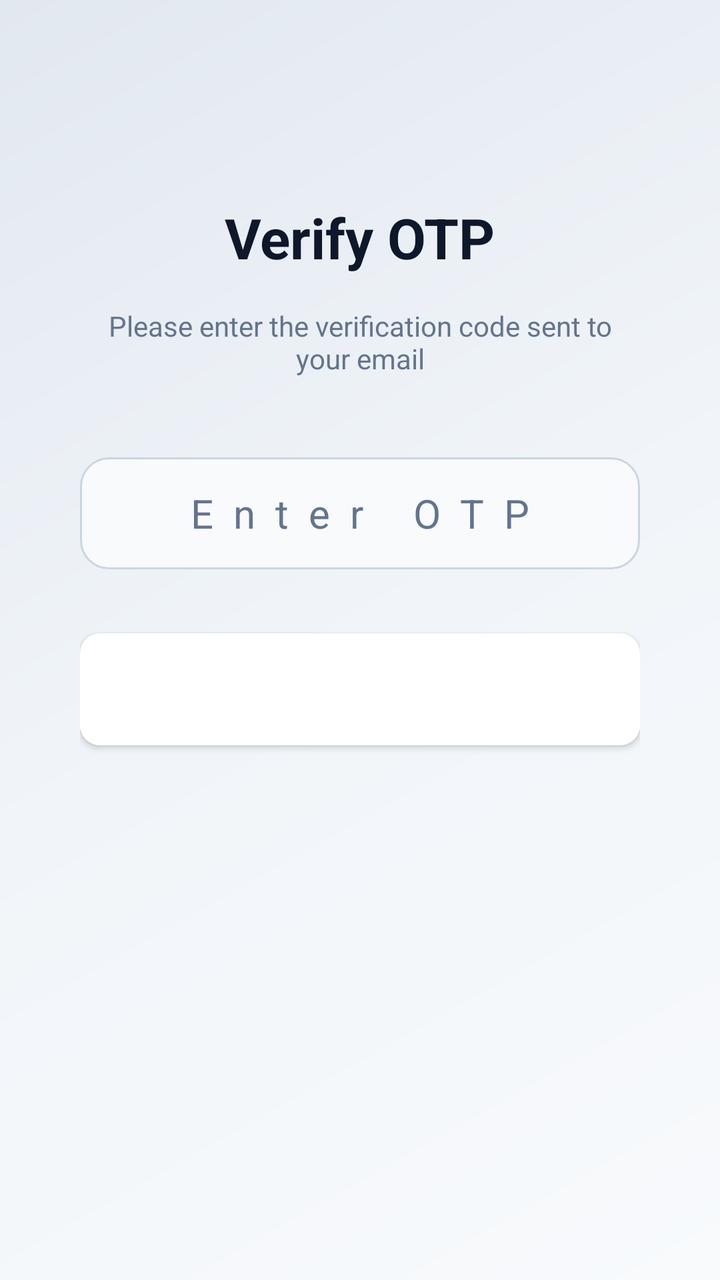
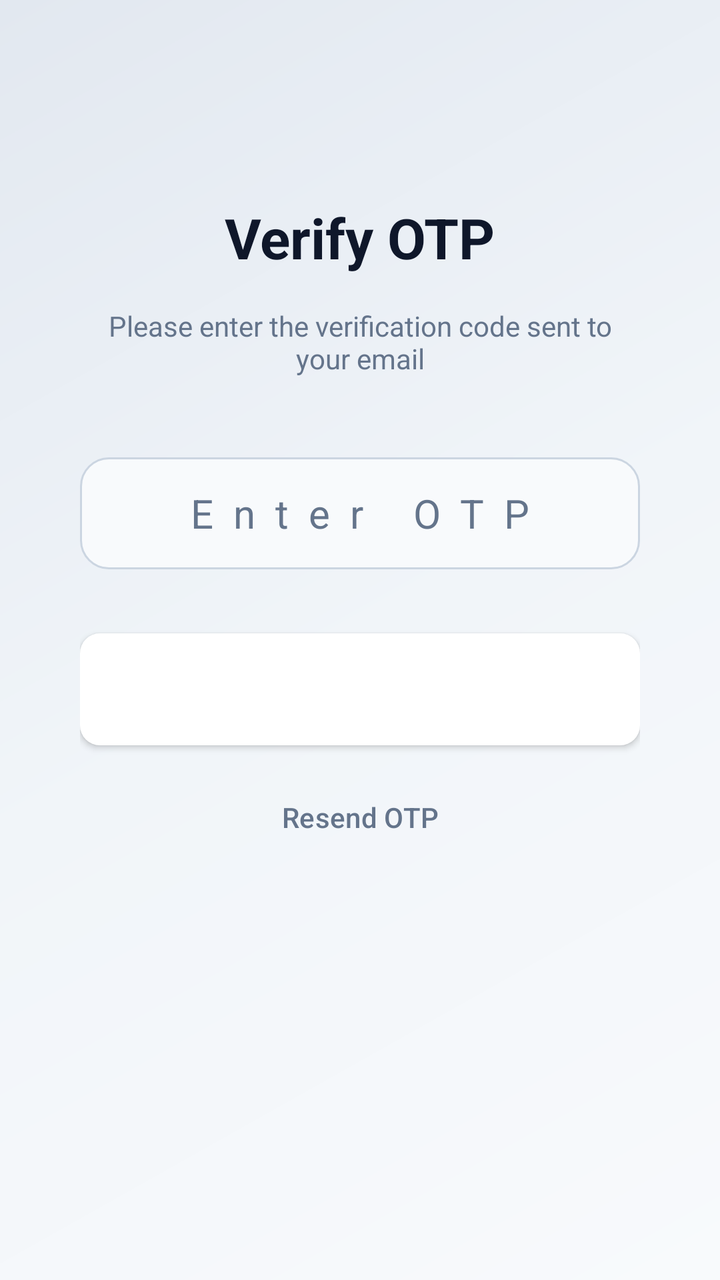

An Android layout rendered at two revisions. The XML below is the earlier revision; the diff shows what the commit changed to produce the second picture.
<!-- AndroidManifest.xml: application theme Theme.RealiyLens -->
<!-- res/layout/activity_verify_otp.xml -->
<?xml version="1.0" encoding="utf-8"?>
<androidx.constraintlayout.widget.ConstraintLayout xmlns:android="http://schemas.android.com/apk/res/android"
    xmlns:app="http://schemas.android.com/apk/res-auto"
    xmlns:tools="http://schemas.android.com/tools"
    android:layout_width="match_parent"
    android:layout_height="match_parent"
    android:background="@drawable/drawr"
    android:padding="40dp"
    tools:context=".VerifyOtpActivity">

    <TextView
        android:id="@+id/tv_otp_title"
        android:layout_width="wrap_content"
        android:layout_height="wrap_content"
        android:layout_marginTop="60dp"
        android:text="Verify OTP"
        android:textColor="?attr/textPrimary"
        android:textSize="28sp"
        android:textStyle="bold"
        app:layout_constraintEnd_toEndOf="parent"
        app:layout_constraintStart_toStartOf="parent"
        app:layout_constraintTop_toTopOf="parent" />

    <TextView
        android:id="@+id/tv_otp_subtitle"
        android:layout_width="0dp"
        android:layout_height="wrap_content"
        android:layout_marginTop="16dp"
        android:text="Please enter the verification code sent to your email"
        android:textColor="?attr/textSecondary"
        android:textSize="14sp"
        android:textAlignment="center"
        app:layout_constraintEnd_toEndOf="parent"
        app:layout_constraintStart_toStartOf="parent"
        app:layout_constraintTop_toBottomOf="@id/tv_otp_title" />

    <EditText
        android:id="@+id/et_otp"
        android:layout_width="match_parent"
        android:layout_height="56dp"
        android:layout_marginTop="40dp"
        android:background="@drawable/secondary_btn_bg"
        android:gravity="center"
        android:hint="Enter OTP"
        android:inputType="number"
        android:maxLength="6"
        android:paddingHorizontal="16dp"
        android:textColor="?attr/textPrimary"
        android:textColorHint="?attr/textSecondary"
        android:textSize="20sp"
        android:letterSpacing="0.5"
        app:layout_constraintTop_toBottomOf="@id/tv_otp_subtitle" />

    <androidx.appcompat.widget.AppCompatButton
        android:id="@+id/btn_verify_otp"
        android:layout_width="match_parent"
        android:layout_height="56dp"
        android:layout_marginTop="32dp"
        android:background="@drawable/hamburger_menu"
        android:text="Verify &amp; Login"
        android:textAllCaps="false"
        android:textColor="@color/white"
        android:textSize="16sp"
        android:textStyle="bold"
        app:layout_constraintTop_toBottomOf="@id/et_otp" />

    <ProgressBar
        android:id="@+id/pb_otp_loading"
        android:layout_width="wrap_content"
        android:layout_height="wrap_content"
        android:visibility="gone"
        app:layout_constraintTop_toBottomOf="@id/btn_verify_otp"
        app:layout_constraintStart_toStartOf="parent"
        app:layout_constraintEnd_toEndOf="parent"
        android:layout_marginTop="16dp"/>

</androidx.constraintlayout.widget.ConstraintLayout>
<!-- resources referenced by this layout -->
<resources>
  <color name="white">#FFFFFFFF</color>
  <!-- drawable drawr (drawable) -->
  <?xml version="1.0" encoding="utf-8"?>
  <shape xmlns:android="http://schemas.android.com/apk/res/android">
      <gradient
          android:angle="135"
          android:startColor="?attr/gradientStart"
          android:centerColor="?attr/gradientCenter"
          android:endColor="?attr/gradientEnd"
          android:type="linear" />
  </shape>
  <!-- drawable hamburger_menu (drawable) -->
  <?xml version="1.0" encoding="utf-8"?>
  <ripple xmlns:android="http://schemas.android.com/apk/res/android"
      android:color="?attr/rippleColor">
      <item>
          <shape android:shape="rectangle">
              <solid android:color="?attr/secondaryBackground" />
              <corners android:radius="10dp" />
          </shape>
      </item>
  </ripple>
  <!-- drawable secondary_btn_bg (drawable) -->
  <?xml version="1.0" encoding="utf-8"?>
  <ripple xmlns:android="http://schemas.android.com/apk/res/android"
      android:color="?attr/rippleColor">
      <item>
          <shape android:shape="rectangle">
              <solid android:color="?attr/inputBgColor" />
              <stroke android:width="1dp" android:color="?attr/inputStrokeColor" />
              <corners android:radius="14dp" />
          </shape>
      </item>
  </ripple>
  <style name="Theme.RealiyLens" parent="Base.Theme.RealiyLens" />
  <style name="Base.Theme.RealiyLens" parent="Theme.Material3.DayNight.NoActionBar">
          
          <item name="colorPrimary">#00D2FF</item>
  
          
          <item name="surfaceTint">@android:color/transparent</item>
          <item name="colorSurface">#F8FAFC</item>
          <item name="colorSurfaceVariant">#F1F5F9</item>
          <item name="colorOnSurface">#1A1A1A</item>
          <item name="colorOnSurfaceVariant">#666666</item>
  
          
          <item name="android:autofilledHighlight" tools:targetApi="26">@android:color/transparent</item>
  
          
          <item name="mainBackground">#F1F5F9</item>
          <item name="secondaryBackground">#FFFFFF</item>
          <item name="textPrimary">#0F172A</item>
          <item name="textSecondary">#64748B</item>
          <item name="cardStrokeColor">#E2E8F0</item>
          <item name="rippleColor">#1A000000</item>
          <item name="skeletonColor">#E2E8F0</item>
  
          
          <item name="gradientStart">#F8FAFC</item>
          <item name="gradientCenter">#F1F5F9</item>
          <item name="gradientEnd">#E2E8F0</item>
  
          
          <item name="buttonGradientStart">#00D2FF</item>
          <item name="buttonGradientCenter">#4FC3F7</item>
          <item name="buttonGradientEnd">#0097A7</item>
          <item name="buttonStroke">#1A00D2FF</item>
  
          <item name="inputBgColor">#F8FAFC</item>
          <item name="inputStrokeColor">#CBD5E1</item>
      </style>
</resources>

<!-- the commit's change to res/layout/activity_verify_otp.xml (unified diff, before → after) -->
@@ -64,12 +64,25 @@
         android:textStyle="bold"
         app:layout_constraintTop_toBottomOf="@id/et_otp" />
 
+    <com.google.android.material.button.MaterialButton
+        android:id="@+id/btn_resend_otp"
+        style="@style/Widget.Material3.Button.TextButton"
+        android:layout_width="wrap_content"
+        android:layout_height="wrap_content"
+        android:layout_marginTop="12dp"
+        android:text="Resend OTP"
+        android:textAllCaps="false"
+        android:textColor="?attr/textSecondary"
+        app:layout_constraintEnd_toEndOf="parent"
+        app:layout_constraintStart_toStartOf="parent"
+        app:layout_constraintTop_toBottomOf="@id/btn_verify_otp" />
+
     <ProgressBar
         android:id="@+id/pb_otp_loading"
         android:layout_width="wrap_content"
         android:layout_height="wrap_content"
         android:visibility="gone"
-        app:layout_constraintTop_toBottomOf="@id/btn_verify_otp"
+        app:layout_constraintTop_toBottomOf="@id/btn_resend_otp"
         app:layout_constraintStart_toStartOf="parent"
         app:layout_constraintEnd_toEndOf="parent"
         android:layout_marginTop="16dp"/>
